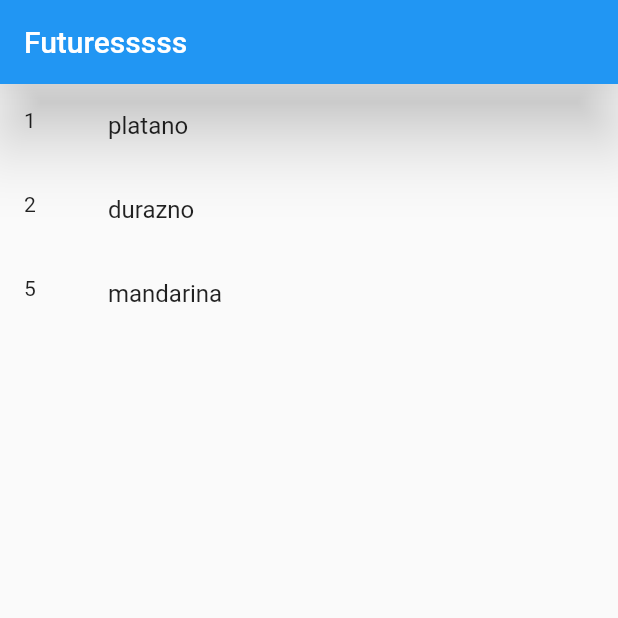
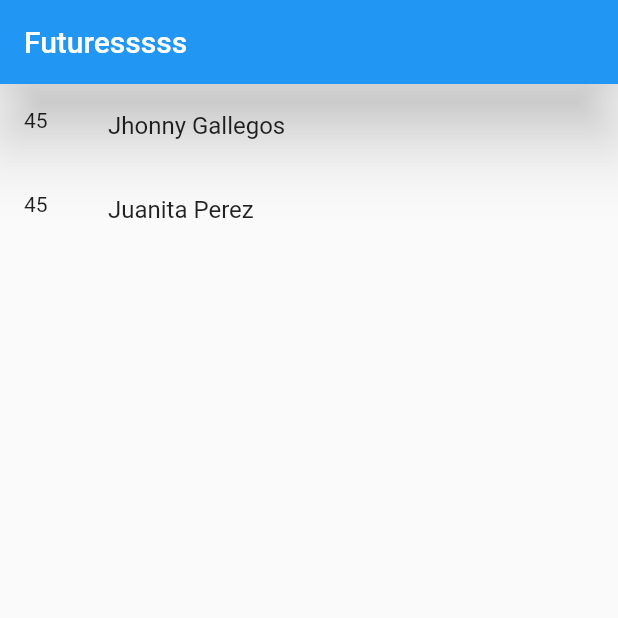
Before and after one commit to fr4nsgallegos/example, a Flutter app: the screen it shows after launch, on a phone screen of 412 x 824 dp, the top half of it. Run offline on Flutter 3.47's test engine with Material 2 defaults, Android fonts, the phone set to English and light mode, and no system bars.

Commit message:
tipo dato al inicio

```diff
--- a/lib/pages/future_page.dart
+++ b/lib/pages/future_page.dart
@@ -26,9 +26,21 @@ class _FuturePageState extends State<FuturePage> {
   Future<List<Map<String, dynamic>>> getProducts() async {
     return Future.delayed(Duration(seconds: 4), () {
       return [
-        {"id": 1, "name": "platano"},
-        {"id": 2, "name": "durazno"},
-        {"id": 5, "name": "mandarina"}
+        {
+          "sdni": "12346578",
+          "sName": "Jhonny Gallegos",
+          "iEdad": 45,
+          "sSexo": "M",
+          "bViveEnPeru": true
+        },
+        {
+          "sDni": "87654321",
+          "sName": "Juanita Perez",
+          "iEdad": 45,
+          "sSexo": "F",
+          "BViveEnPeru": true,
+          "SUrlImage": "httpimage"
+        }
       ];
     });
   }
@@ -52,9 +64,9 @@ class _FuturePageState extends State<FuturePage> {
                   itemBuilder: (BuildContext context, int index) {
                     return ListTile(
                       title: Text(
-                        data[index]["name"],
+                        data[index]["sName"],
                       ),
-                      leading: Text(data[index]["id"].toString()),
+                      leading: Text(data[index]["iEdad"].toString()),
                     );
                   },
                 );
```
